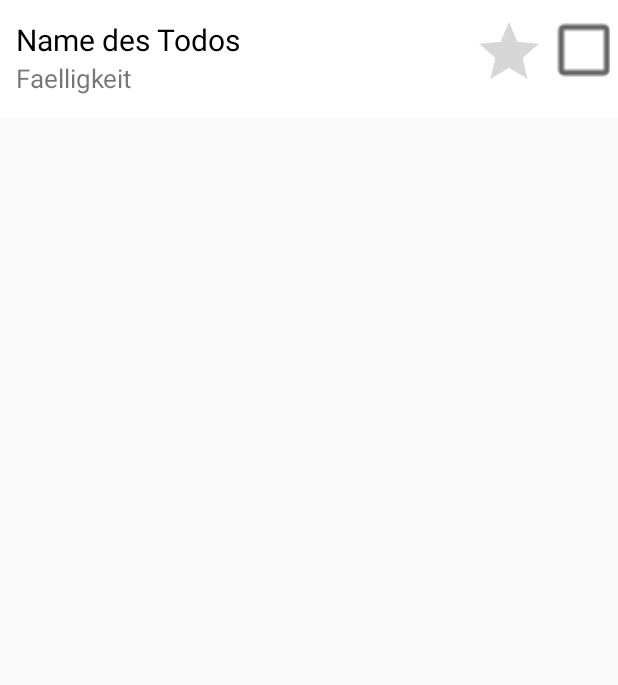
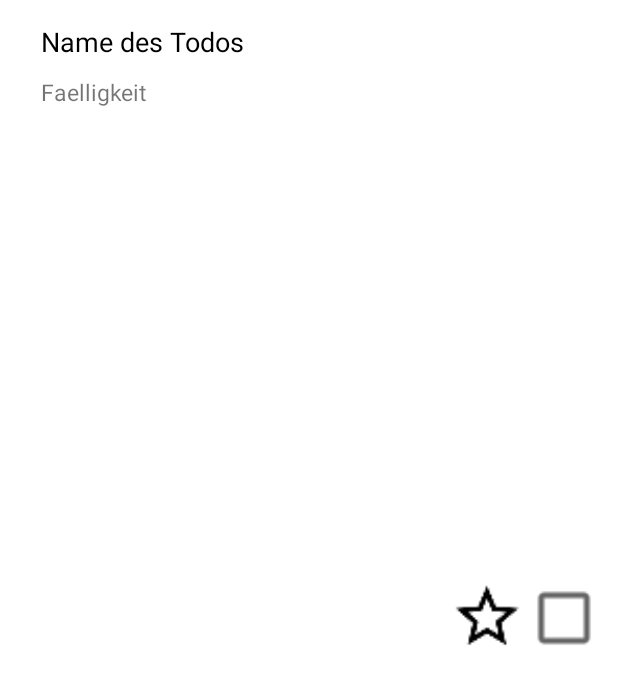
Before and after one commit to Raketensofa/MyTODO, an Android app: the layout todo_list_item.xml on its own in the app's theme, with its tools: preview values and no code run, on a phone screen of 412 x 824 dp. Shown: the top 685 px of the screen. Run offline under Robolectric (Android 15) with nearby library versions, the phone set to English and light mode, and no system bars.

Commit message:
1.0.0.12 | 21.05.2017 | 00:23

```diff
--- a/app/src/main/java/cgellner/mytodo/TodolistArrayAdapter.java
+++ b/app/src/main/java/cgellner/mytodo/TodolistArrayAdapter.java
@@ -43,7 +43,6 @@ public class TodolistArrayAdapter extends ArrayAdapter<Todo> {
         todoName = (TextView)itemView.findViewById(R.id.todo_textview_name);
         todoDeadline = (TextView)itemView.findViewById(R.id.todo_textview_deadline);
         todoIsDone = (CheckBox)itemView.findViewById(R.id.todo_checkbox_isdone);
-        todoIsFavourite = (RatingBar)itemView.findViewById(R.id.todo_start_isfavourite);
 
         //Werte zuweisen
         todoName.setText(todo.getName());
@@ -56,7 +55,6 @@ public class TodolistArrayAdapter extends ArrayAdapter<Todo> {
         }
 
         todoIsDone.setChecked(isdone);
-        todoIsFavourite.setRating(todo.getIsFavourite());
 
         setListener();
 
--- a/app/src/main/res/layout/todo_list_item.xml
+++ b/app/src/main/res/layout/todo_list_item.xml
@@ -4,58 +4,92 @@
     android:id="@+id/tolist_item"
     android:layout_width="match_parent"
     android:layout_height="wrap_content"
-    android:padding="5dp"
-    android:layout_marginBottom="1dp"
     android:background="@android:color/white"
     android:clickable="true">
+
+
+    <TextView
+        android:layout_width="12dp"
+        android:layout_height="match_parent"
+        android:id="@+id/textview_highlight"
+        android:layout_alignParentStart="true"
+        android:layout_alignParentTop="true"
+        android:layout_alignParentLeft="true"
+        android:layout_alignBottom="@+id/labels_layout" />
+
+    <LinearLayout
+        android:layout_width="wrap_content"
+        android:layout_height="match_parent"
+        android:id="@+id/labels_layout"
+        android:orientation="vertical"
+        android:layout_alignParentTop="true"
+        android:layout_alignParentBottom="true"
+        android:layout_centerVertical="true"
+        android:layout_toEndOf="@+id/textview_highlight"
+        android:layout_alignParentLeft="false"
+        android:layout_alignParentRight="false">
 
         <TextView
             android:layout_width="wrap_content"
             android:layout_height="wrap_content"
             android:text="Name des Todos"
             android:id="@+id/todo_textview_name"
-        android:layout_gravity="top|left|bottom"
-        android:layout_alignWithParentIfMissing="false"
-        android:layout_alignParentRight="false"
-        android:textSize="20dp"
-        android:layout_marginRight="40dp"
+            android:textSize="18dp"
+            android:layout_marginRight="10dp"
             android:textColor="@android:color/black"
             android:singleLine="false"
-        android:layout_row="0"
-        android:layout_column="0"
-        android:layout_marginTop="2dp"
-        android:layout_toLeftOf="@+id/todo_start_isfavourite"
-        android:layout_alignParentLeft="true"
-        android:layout_alignParentTop="true"
-        android:layout_alignParentBottom="false"
+            android:layout_marginTop="10dp"
             android:lines="1"
             android:maxLines="1"
             android:paddingTop="5dp"
             android:paddingRight="5dp"
             android:paddingLeft="5dp"
-        android:layout_alignParentStart="true" />
+            android:layout_alignParentStart="false"
+            android:layout_centerVertical="true"
+            android:layout_marginLeft="10dp"
+            android:layout_above="@+id/todo_textview_deadline"
+            android:layout_gravity="left|center_vertical"
+            android:paddingBottom="5dp"
+            android:padding="5dp" />
 
         <TextView
-        android:layout_width="128dp"
+            android:layout_width="wrap_content"
             android:layout_height="wrap_content"
             android:text="Faelligkeit"
             android:id="@+id/todo_textview_deadline"
             android:layout_alignWithParentIfMissing="false"
-        android:textSize="17dp"
-        android:layout_centerVertical="true"
-        android:layout_alignStart="@+id/todo_textview_name"
+            android:textSize="15dp"
             android:layout_row="2"
             android:layout_column="0"
-        android:layout_gravity="left|center_vertical"
-        android:layout_below="@+id/todo_textview_name"
-        android:layout_toLeftOf="@+id/todo_start_isfavourite"
-        android:layout_alignParentLeft="true"
-        android:layout_alignParentTop="false"
             android:lines="1"
             android:maxLines="1"
             android:paddingBottom="5dp"
             android:paddingLeft="5dp"
-        android:layout_alignParentStart="true" />
+            android:paddingTop="5dp"
+            android:paddingRight="5dp"
+            android:layout_alignParentTop="true"
+            android:layout_toEndOf="@+id/textview_highlight"
+            android:layout_marginLeft="10dp"
+            android:layout_marginRight="10dp"
+            android:layout_marginBottom="10dp"
+            android:layout_gravity="left|center_vertical"
+            android:padding="5dp" />
+
+    </LinearLayout>
+
+
+    <ImageView
+        android:layout_width="50dp"
+        android:layout_height="50dp"
+        android:id="@+id/imageview_todo_isfavourite"
+        android:scaleType="fitXY"
+        android:layout_marginRight="10dp"
+        android:src="@drawable/ic_star_border_black_24dp"
+        android:layout_centerVertical="true"
+        android:layout_toStartOf="@+id/todo_checkbox_isdone"
+        android:layout_marginLeft="20dp"
+        android:layout_toLeftOf="@+id/todo_checkbox_isdone" />
+
 
     <CheckBox
         android:layout_width="wrap_content"
@@ -66,54 +100,19 @@
         android:clickable="true"
         android:enabled="true"
         android:layout_alignParentEnd="true"
-        android:layout_row="1"
-        android:layout_column="12"
         android:layout_gravity="top|center_vertical|bottom|right"
         android:layout_marginTop="12dp"
         android:checked="false"
         android:layout_alignParentTop="true"
         android:layout_alignParentRight="true"
-        android:layout_centerInParent="true"
         android:paddingTop="5dp"
         android:paddingBottom="5dp"
         android:layout_alignParentStart="false"
-        android:layout_marginRight="1dp" />
-
-
-
-
-    <RatingBar
-        android:layout_width="wrap_content"
-        android:layout_height="wrap_content"
-        android:id="@+id/todo_start_isfavourite"
-        android:scaleX="1.00"
-        android:scaleY="1.00"
-        android:numStars="1"
-        android:clickable="true"
-
-        android:layout_row="0"
-        android:layout_column="1"
-        android:layout_rowSpan="2"
-        android:layout_gravity="top|bottom|center_horizontal"
-        android:layout_marginLeft="20dp"
-        android:layout_alignTop="@+id/todo_textview_name"
-        android:layout_toStartOf="@+id/todo_checkbox_isdone"
-        android:layout_toLeftOf="@+id/todo_checkbox_isdone"
-        android:layout_marginRight="10dp"
-        android:layout_alignParentRight="false"
-        android:layout_alignWithParentIfMissing="false"
-        android:layout_alignParentBottom="false"
+        android:layout_marginRight="20dp"
+        android:layout_centerVertical="true"
+        android:layout_alignParentBottom="true"
         android:layout_alignParentLeft="false"
-        android:layout_alignParentTop="true"
-        android:layout_centerInParent="true"
-        android:paddingTop="5dp"
-        android:paddingBottom="5dp"
-        android:layout_alignParentEnd="false"
-        android:layout_alignParentStart="false"
-        android:stepSize="1"
-        android:focusableInTouchMode="false"
-        android:progressTintMode="src_in"
-        android:progressBackgroundTintMode="src_in" />
+        android:layout_toEndOf="@id/todo_isfavourite_checkbox" />
 
 
 
```
Also changed, not shown: app/src/main/java/cgellner/mytodo/MainActivity.java (+47 -20 lines), app/src/main/java/cgellner/mytodo/TodoCursorAdapter.java (+84 -4 lines), app/src/main/res/layout/activity_main.xml (+17 -28 lines), app/src/main/res/menu/menu_main.xml (deleted, +0 -10 lines), app/src/main/res/menu/todo_main_buttons.xml (added, +33 -0 lines). Lines whose indentation alone changed are shown as unchanged.
